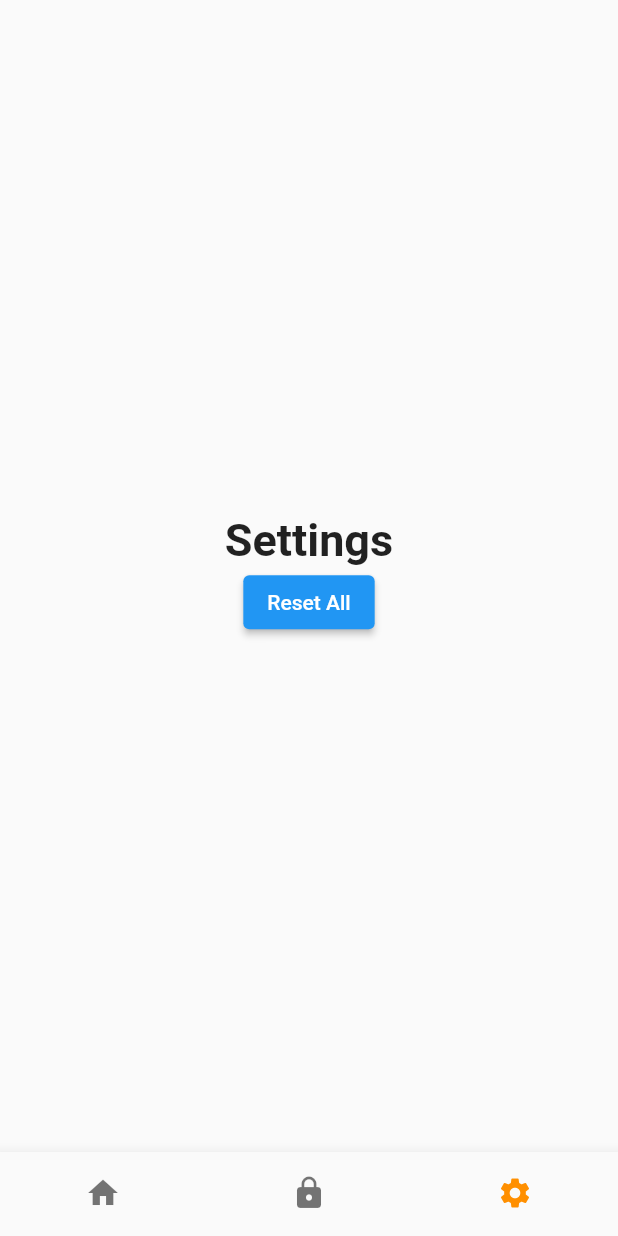
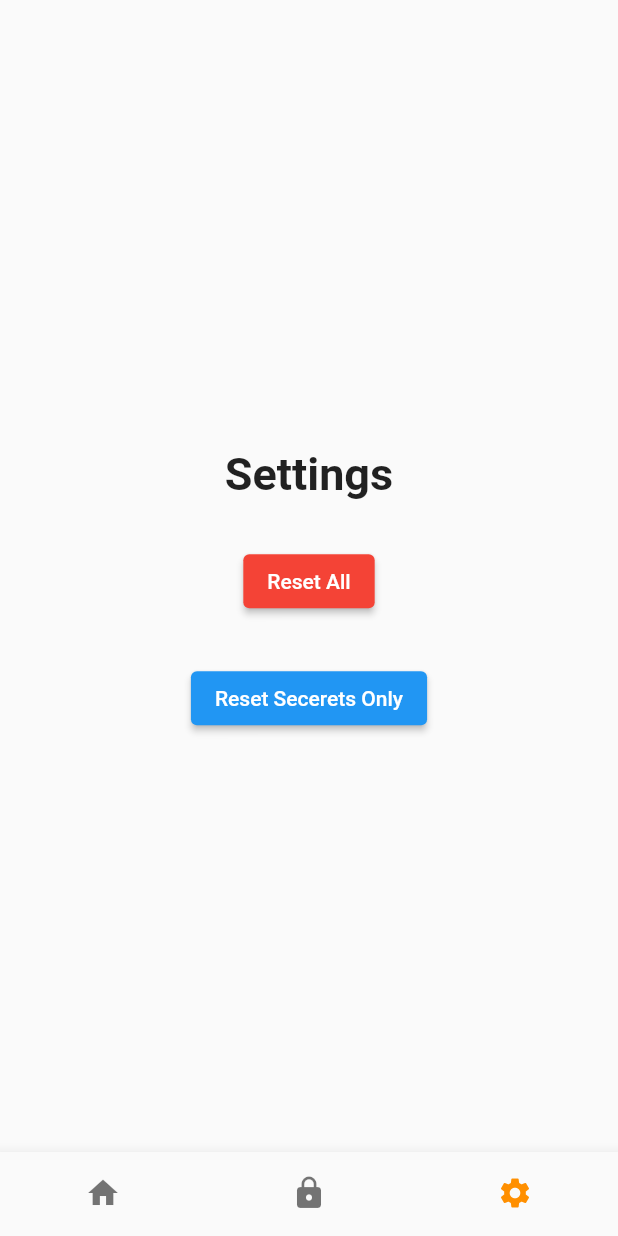
Before and after one commit to KidProf/ordinary-idle, a Flutter app: the screen it shows after launch, item 3 of the bottom bar chosen, on a phone screen of 412 x 824 dp. Run offline on Flutter 3.47's test engine with Material 2 defaults, Android fonts, the phone set to English and light mode, and no system bars; our stand-ins replace fluttertoast, hive, hive_flutter, tuple; missing offline and left inert: restart_app; accounts and stored records are empty.

Commit message:
made secret 1.2 easier to be triggered, constrain 1.3 to be within 1.5* the cookie, added reset secrets only button, documented model

```diff
--- a/lib/MyApp.dart
+++ b/lib/MyApp.dart
@@ -73,7 +73,6 @@ class _MyStatefulWidgetState extends State<MyStatefulWidget> {
 
       fToast.removeCustomToast();
       if (isFinished) {
-        MyToast.showBottomToast(fToast, "Secret revealed");
         setState(() {
           _selectedIndex = index;
         });
--- a/lib/model/CurrentSecretV1.dart
+++ b/lib/model/CurrentSecretV1.dart
@@ -1,3 +1,6 @@
+//CurrentSecretsV1 model:
+// List<CurrentSecretV1>
+
 import 'package:hive/hive.dart';
 
 part 'CurrentSecretV1.g.dart';
--- /dev/null
+++ b/lib/model/Player.dart
@@ -0,0 +1,4 @@
+// player model:
+// double coins = 1.0;
+// double otherMultiplier = 0.0;
+// List<int> completedSecrets = [];
--- a/lib/pages/SecretsPage.dart
+++ b/lib/pages/SecretsPage.dart
@@ -24,7 +24,8 @@ class SecretsPage extends StatelessWidget {
         direction: Axis.vertical,
         // mainAxisAlignment: MainAxisAlignment.start,
         // crossAxisAlignment: CrossAxisAlignment.center,
-        ));
+      ),
+    );
   }
 
   List<Widget> _printSecrets(Secrets pSecrets, BuildContext context) {
--- a/lib/pages/settings.dart
+++ b/lib/pages/settings.dart
@@ -9,19 +9,22 @@ class Settings extends StatelessWidget {
   final Secrets pSecrets;
   const Settings(this.pSecrets, {Key? key}) : super(key: key);
 
-  static const TextStyle optionStyle = TextStyle(fontSize: 30, fontWeight: FontWeight.bold);
+  static const TextStyle titleStyle = TextStyle(fontSize: 30, fontWeight: FontWeight.bold);
 
   @override
   Widget build(BuildContext context) {
-    return Column(
-        mainAxisAlignment: MainAxisAlignment.center,
-        crossAxisAlignment: CrossAxisAlignment.center,
+    return Container(
+      alignment: Alignment.center,
+      margin: EdgeInsets.fromLTRB(10, 20, 10, 0),
+      child: Wrap(
         children: [
+          // const SizedBox(height: 70),
           const Text(
             'Settings',
-            style: optionStyle,
+            style: titleStyle,
           ),
           ElevatedButton(
+            style: ButtonStyle(backgroundColor: MaterialStateProperty.all<Color>(Colors.red),),
             onPressed: () async {
               //Delete Hive
               // Hive.deleteFromDisk();
@@ -33,7 +36,26 @@ class Settings extends StatelessWidget {
               RestartWidget.restartApp(context);
             },
             child: Text("Reset All"),
-          )
-        ]);
+          ),
+          ElevatedButton(
+            onPressed: () async {
+              //Delete Hive storage related to secrets
+              await Hive.box('player').put("completedSecrets",<int>[]);
+              await Hive.box('currentSecrets').clear();
+              //Initialize deleted boxes
+              await Hive.openBox('currentSecrets');
+              RestartWidget.restartApp(context);
+            },
+            child: Text("Reset Secerets Only"),
+          ),
+        ],
+        spacing: 30,
+        runAlignment: WrapAlignment.start,
+        crossAxisAlignment: WrapCrossAlignment.center,
+        direction: Axis.vertical,
+        // mainAxisAlignment: MainAxisAlignment.start,
+        // crossAxisAlignment: CrossAxisAlignment.center,
+      ),
+    );
   }
 }
```
Also changed, not shown: lib/model/PlayerV1.dart (deleted, +0 -12 lines), lib/partials/1cookie/CookieBackground.dart (+15 -1 lines), lib/util/RotateDetector.dart (+8 -3 lines), lib/model/PlayerV1.g.dart (deleted). Lines whose indentation alone changed are shown as unchanged.
